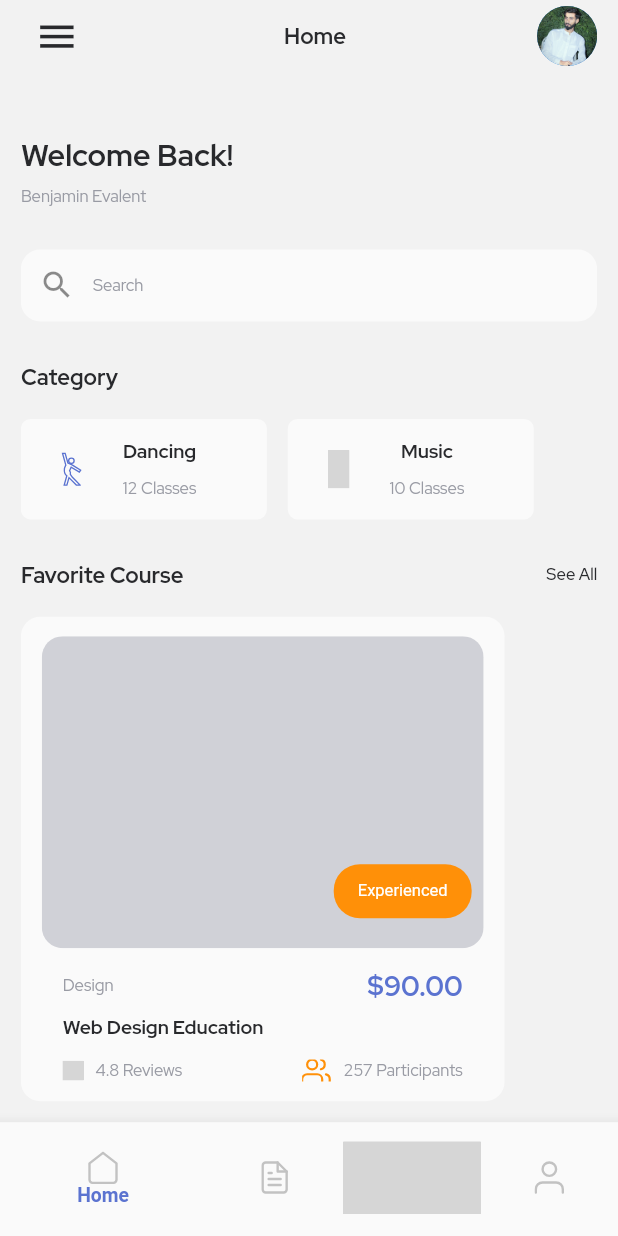
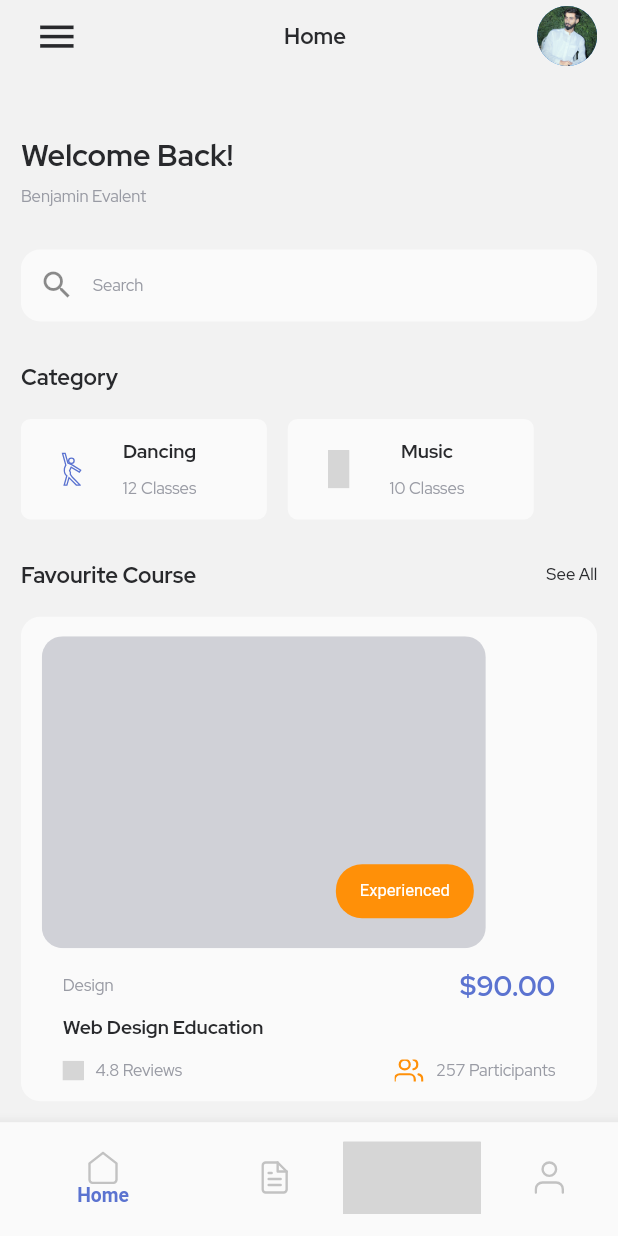
Before and after one commit to sherryqaisrani/online_course_application, a Flutter app: the HomePage screen opened directly, on a phone screen of 412 x 824 dp. Run offline on Flutter 3.47's test engine with Material 2 defaults, Android fonts, the phone set to English and light mode, and no system bars; our stand-ins replace flutter_screenutil, flutter_svg, google_fonts; grey boxes are pictures that could not be loaded.

Commit message:
Favourite Coruses Screen complete

```diff
--- a/lib/pages/home.dart
+++ b/lib/pages/home.dart
@@ -118,7 +118,16 @@ class HomePage extends StatelessWidget {
                 SizedBox(
                   height: 20.h,
                 ),
-                CourseBox(),
+                SizedBox(
+                  width: double.maxFinite,
+                  child: CourseBox(
+                    courseName: 'Web Design Education',
+                    coursePrice: '\$90.00',
+                    courseRating: '4.8 Reviews',
+                    courseParticipants: '257 Participants',
+                    buttonName: 'Experienced',
+                  ),
+                ),
                 SizedBox(
                   height: 48.h,
                 ),
--- a/lib/utils/strings.dart
+++ b/lib/utils/strings.dart
@@ -2,5 +2,5 @@ class AppStrings {
   static String home = 'Home';
   static String wellcome = 'Welcome Back!';
   static String category = 'Category';
-  static String favoriteCourses = 'Favorite Course';
+  static String favoriteCourses = 'Favourite Course';
 }
--- a/lib/widgets/appBar.dart
+++ b/lib/widgets/appBar.dart
@@ -4,7 +4,7 @@ import 'package:online_courses/utils/colors.dart';
 import 'package:online_courses/utils/file_path.dart';
 import 'package:online_courses/utils/strings.dart';
 
-AppBar appBar(BuildContext context) {
+AppBar appBar(BuildContext context, {required String title}) {
   return AppBar(
     elevation: 0,
     backgroundColor: Colors.transparent,
@@ -14,7 +14,7 @@ AppBar appBar(BuildContext context) {
     ),
     title: Center(
       child: Text(
-        AppStrings.favoriteCourses,
+        title,
         style: Theme.of(context).textTheme.headline5,
       ),
     ),
--- a/lib/widgets/course_box.dart
+++ b/lib/widgets/course_box.dart
@@ -5,14 +5,25 @@ import 'package:online_courses/utils/colors.dart';
 import 'package:online_courses/utils/file_path.dart';
 
 class CourseBox extends StatelessWidget {
-  const CourseBox({
+  String courseName;
+  String coursePrice;
+  String courseRating;
+  String courseParticipants;
+  String buttonName;
+
+  CourseBox({
     Key? key,
+    required this.courseName,
+    required this.coursePrice,
+    required this.courseRating,
+    required this.courseParticipants,
+    required this.buttonName,
   }) : super(key: key);
 
   @override
   Widget build(BuildContext context) {
     return Container(
-      width: 324.w,
+      // width: widthContainer,
       // height: 318.h,
       decoration: BoxDecoration(
         color: Theme.of(context).colorScheme.primary,
@@ -49,8 +60,8 @@ class CourseBox extends StatelessWidget {
                   right: 8,
                   child: ElevatedButton(
                     onPressed: () {},
-                    child: const Text(
-                      'Experienced',
+                    child: Text(
+                      buttonName,
                     ),
                   ),
                 )
@@ -74,7 +85,7 @@ class CourseBox extends StatelessWidget {
                         style: Theme.of(context).textTheme.subtitle1,
                       ),
                       Text(
-                        '\$90.00',
+                        coursePrice,
                         style: Theme.of(context).textTheme.headline3!.copyWith(
                               color: aLightGreen,
                             ),
@@ -85,7 +96,7 @@ class CourseBox extends StatelessWidget {
                     height: 8.h,
                   ),
                   Text(
-                    'Web Design Education',
+                    courseName,
                     style: Theme.of(context).textTheme.headline6,
                   ),
                   SizedBox(
@@ -105,7 +116,7 @@ class CourseBox extends StatelessWidget {
                             width: 8.w,
                           ),
                           Text(
-                            '4.8 Reviews',
+                            courseRating,
                             style: Theme.of(context).textTheme.subtitle1,
                           ),
                         ],
@@ -121,7 +132,7 @@ class CourseBox extends StatelessWidget {
                             width: 8.w,
                           ),
                           Text(
-                            '257 Participants',
+                            courseParticipants,
                             style: Theme.of(context).textTheme.subtitle1,
                           ),
                         ],
```
Also changed, not shown: lib/pages/favourite_courses.dart (+61 -1 lines).
